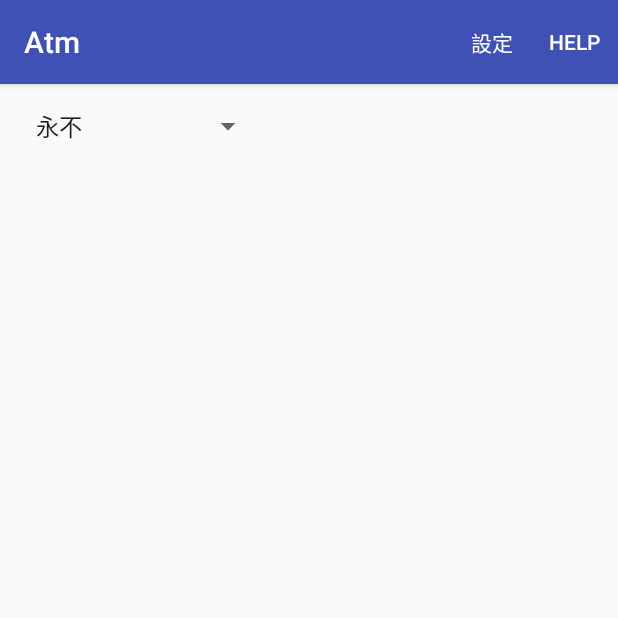
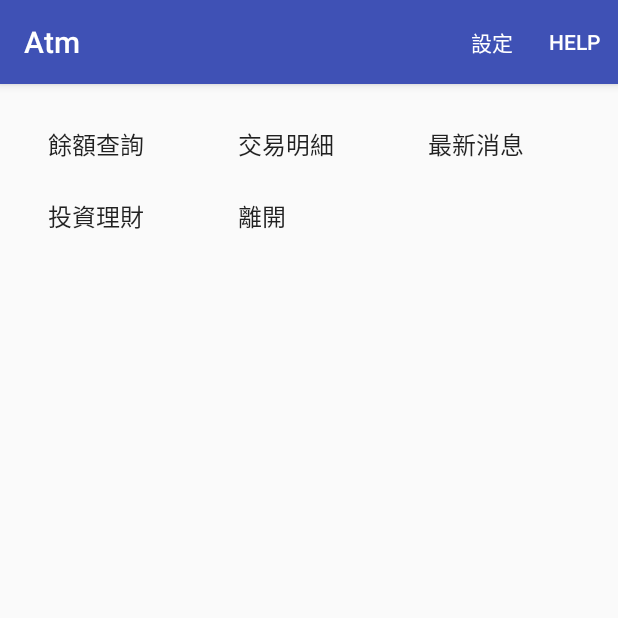
Before and after one commit to android66/Atm, an Android app: the MainActivity screen opened directly, with no data from a screen before it, on a phone screen of 412 x 824 dp, the top half of it. Run offline under Robolectric (Android 15) with nearby library versions, the phone set to English and light mode, and no system bars.

Commit message:
GridView格狀功能表

```diff
--- a/app/src/main/java/com/tom/atm/MainActivity.java
+++ b/app/src/main/java/com/tom/atm/MainActivity.java
@@ -9,11 +9,12 @@ import android.view.MenuItem;
 import android.view.View;
 import android.widget.AdapterView;
 import android.widget.ArrayAdapter;
+import android.widget.GridView;
 import android.widget.ListView;
 import android.widget.Spinner;
 import android.widget.Toast;
 
-public class MainActivity extends AppCompatActivity {
+public class MainActivity extends AppCompatActivity implements AdapterView.OnItemClickListener {
     boolean logon = false;
     public static final int FUNC_LOGIN = 1;
     String[] func = {"餘額查詢", "交易明細", "最新消息", "投資理財", "離開"};
@@ -21,6 +22,12 @@ public class MainActivity extends AppCompatActivity {
     protected void onCreate(Bundle savedInstanceState) {
         super.onCreate(savedInstanceState);
         setContentView(R.layout.activity_main);
+        //grid
+        GridView grid = (GridView)findViewById(R.id.grid);
+        ArrayAdapter gAdapter =
+                new ArrayAdapter(this, android.R.layout.simple_list_item_1, func);
+        grid.setAdapter(gAdapter);
+        grid.setOnItemClickListener(this);
         // spinner
         Spinner notify = (Spinner)findViewById(R.id.notify_spinner);
         final ArrayAdapter<CharSequence> nAdapter = ArrayAdapter.createFromResource(
@@ -83,4 +90,22 @@ public class MainActivity extends AppCompatActivity {
         }
         return super.onOptionsItemSelected(item);
     }
+
+    @Override
+    public void onItemClick(AdapterView<?> parent, View view,
+                            int position, long id) {
+        switch (position){
+            case 0:
+                break;
+            case 1:
+                break;
+            case 2:
+                break;
+            case 3:
+                break;
+            case 4:
+                finish();
+                break;
+        }
+    }
 }
--- a/app/src/main/res/layout/activity_main.xml
+++ b/app/src/main/res/layout/activity_main.xml
@@ -24,5 +24,15 @@
         android:id="@+id/notify_spinner"
         android:layout_alignParentTop="true"
         android:layout_alignParentLeft="true"
-        android:layout_alignParentStart="true" />
+        android:layout_alignParentStart="true"
+        android:visibility="gone" />
+
+    <GridView
+        android:layout_width="wrap_content"
+        android:layout_height="wrap_content"
+        android:id="@+id/grid"
+        android:layout_alignParentTop="true"
+        android:layout_alignParentLeft="true"
+        android:layout_alignParentStart="true"
+        android:numColumns="3" />
 </RelativeLayout>
```
